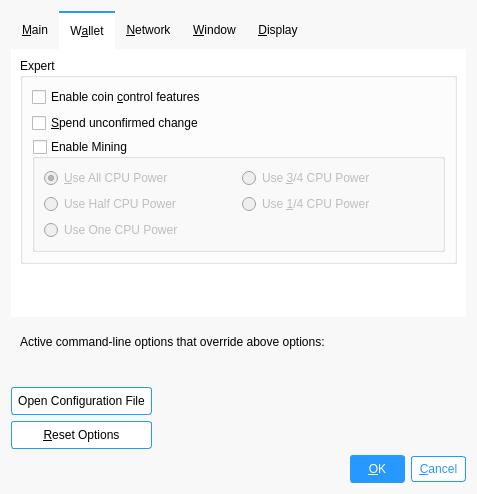
ecoinchain/ecoin, file src/qt/forms/optionsdialog.ui: the form before one commit.
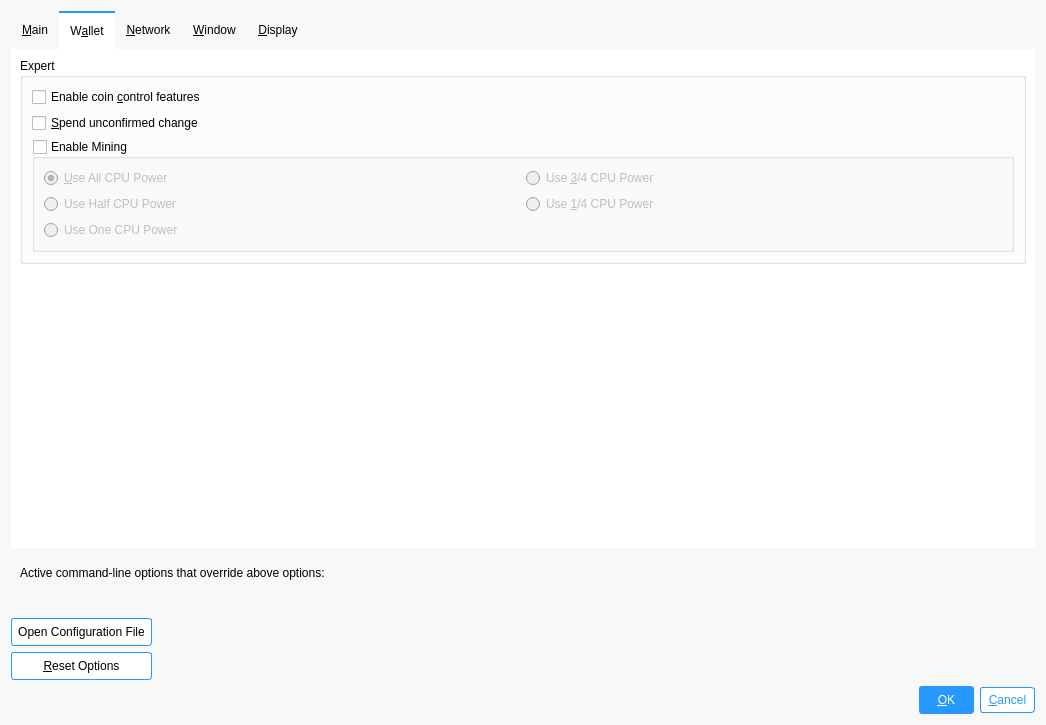
The form after the commit. Icons and pictures are not drawn. Custom widgets are drawn as their Qt base class.

Patch:
```diff
--- a/src/qt/forms/optionsdialog.ui
+++ b/src/qt/forms/optionsdialog.ui
@@ -2,6 +2,14 @@
 <ui version="4.0">
  <class>OptionsDialog</class>
  <widget class="QDialog" name="OptionsDialog">
+  <property name="geometry">
+   <rect>
+    <x>0</x>
+    <y>0</y>
+    <width>1046</width>
+    <height>725</height>
+   </rect>
+  </property>
   <property name="windowTitle">
    <string>Options</string>
   </property>
```
Left out of the diff: 2 changed lines with no effect on the pictures.
